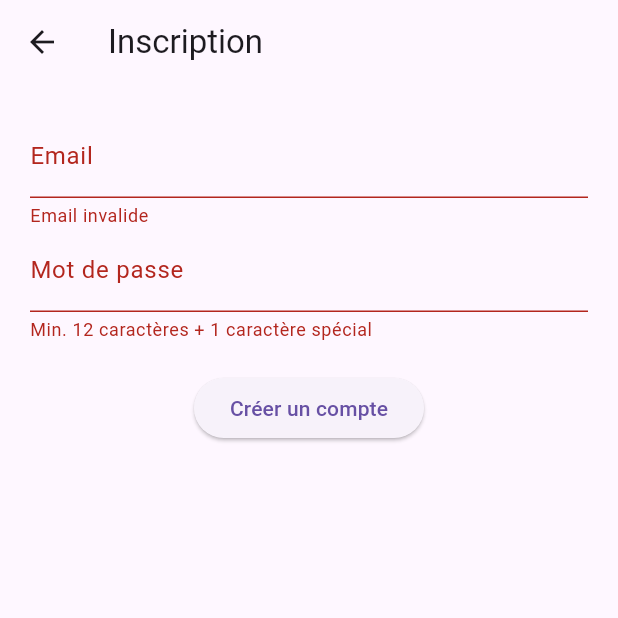
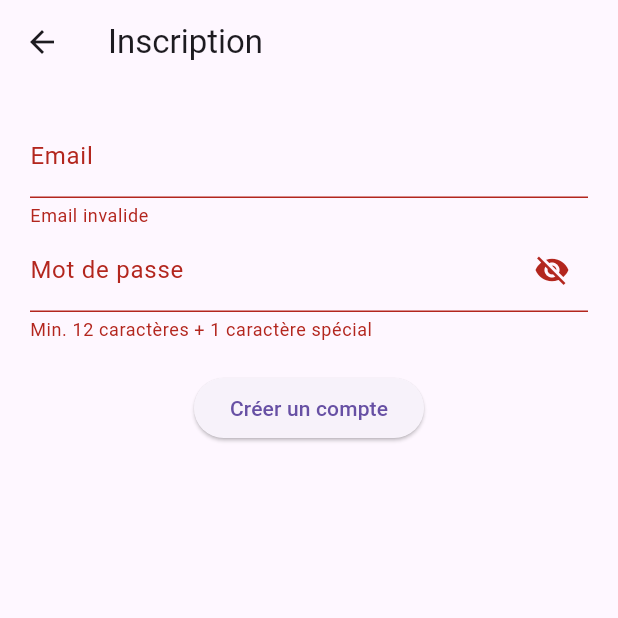
Before and after one commit to Ruuliooo/PROJET-AP-LOURD, a Flutter app: the RegisterScreen screen opened directly, after a tap on "Créer un compte", on a phone screen of 412 x 824 dp, the top half of it. Run offline on Flutter 3.47's test engine with Material 3 defaults, Android fonts, the phone set to English and light mode, and no system bars; network calls fail.

Commit message:
Update user login et register

```diff
--- a/frontend/lib/screens/register_screen.dart
+++ b/frontend/lib/screens/register_screen.dart
@@ -14,6 +14,8 @@ class _RegisterScreenState extends State<RegisterScreen> {
   final passwordController = TextEditingController();
   final _formKey = GlobalKey<FormState>();
 
+  bool _obscurePassword = true;
+
   bool validatePassword(String value) {
     final hasSpecialChar = value.contains(RegExp(r'[!@#$%^&*(),.?":{}|<>]'));
     return value.length >= 12 && hasSpecialChar;
@@ -24,7 +26,7 @@ class _RegisterScreenState extends State<RegisterScreen> {
       final email = emailController.text;
       final password = passwordController.text;
 
-      final url = Uri.parse('http://localhost:3000/register');
+      final url = Uri.parse('http://localhost:3000/register'); // ← adapte si besoin
       try {
         final response = await http.post(
           url,
@@ -37,7 +39,10 @@ class _RegisterScreenState extends State<RegisterScreen> {
           ScaffoldMessenger.of(context).showSnackBar(
             SnackBar(content: Text(data['message'])),
           );
-          // Rediriger ou clear les champs si tu veux
+
+          // ✅ Effacer les champs
+          emailController.clear();
+          passwordController.clear();
         } else {
           ScaffoldMessenger.of(context).showSnackBar(
             SnackBar(content: Text(data['error'] ?? 'Erreur inconnue')),
@@ -73,8 +78,20 @@ class _RegisterScreenState extends State<RegisterScreen> {
               ),
               TextFormField(
                 controller: passwordController,
-                obscureText: true,
-                decoration: const InputDecoration(labelText: 'Mot de passe'),
+                obscureText: _obscurePassword,
+                decoration: InputDecoration(
+                  labelText: 'Mot de passe',
+                  suffixIcon: IconButton(
+                    icon: Icon(
+                      _obscurePassword ? Icons.visibility_off : Icons.visibility,
+                    ),
+                    onPressed: () {
+                      setState(() {
+                        _obscurePassword = !_obscurePassword;
+                      });
+                    },
+                  ),
+                ),
                 validator: (value) {
                   if (value == null || !validatePassword(value)) {
                     return 'Min. 12 caractères + 1 caractère spécial';
```
Also changed, not shown: frontend/lib/screens/login_screen.dart (added, +103 -0 lines), frontend/lib/screens/user_screen.dart (+11 -0 lines), 1 other file.
